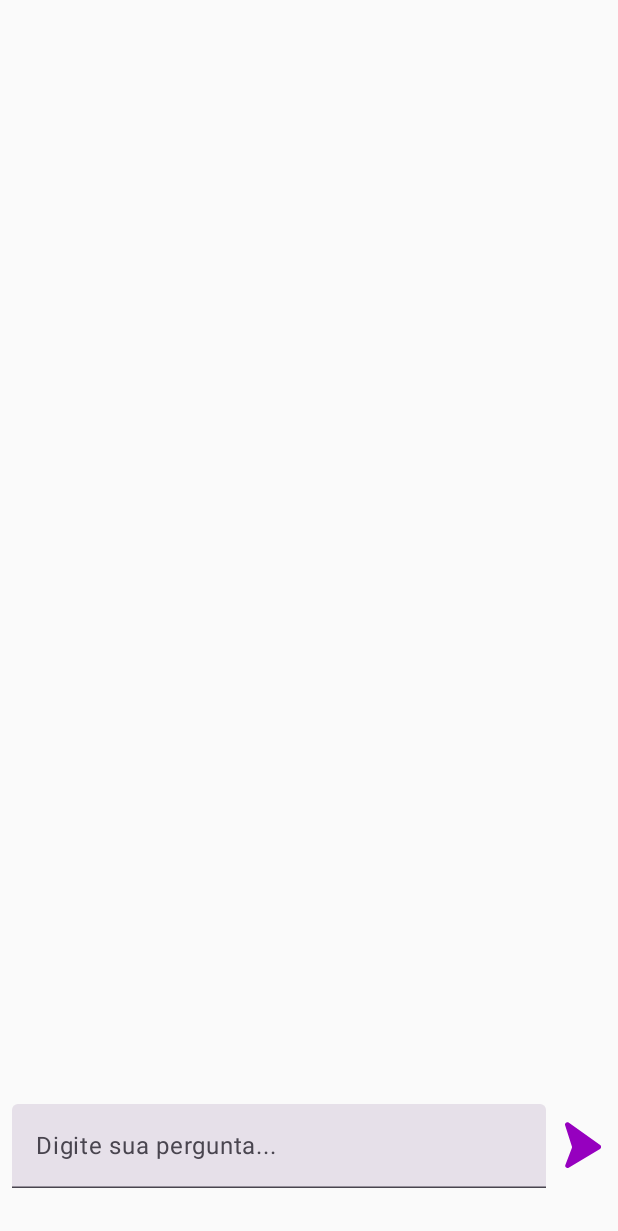
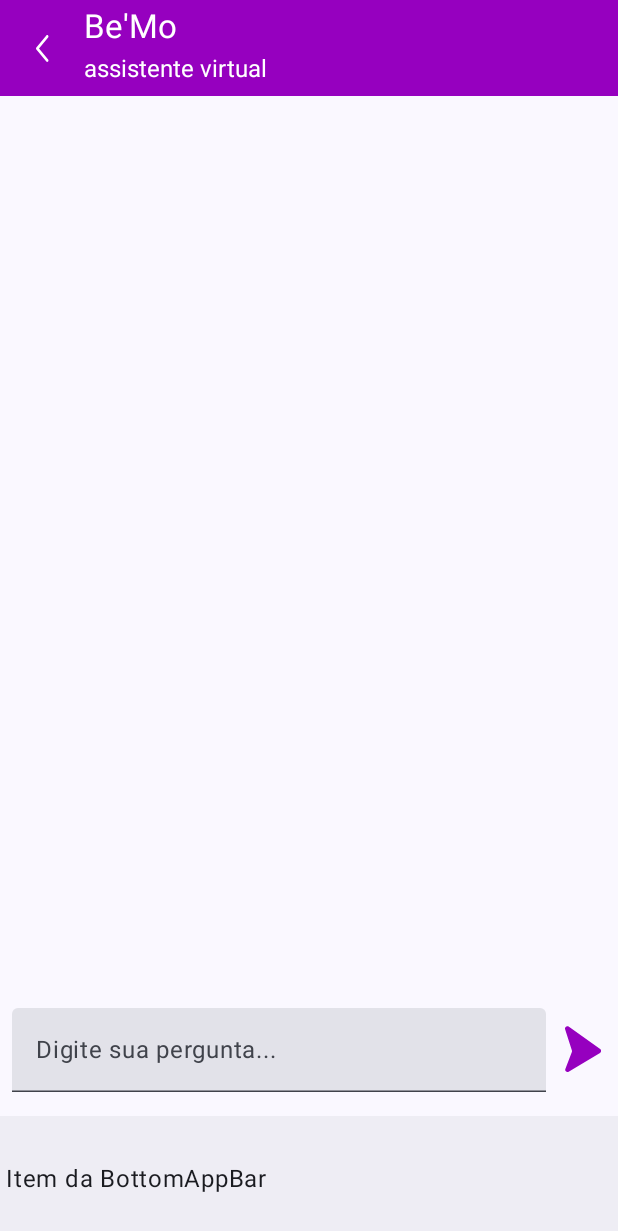
Before and after one commit to Bemo-Hackathon/MeBo, an Android app built with Jetpack Compose: the screen it shows after launch (MainActivity), on a phone screen of 412 x 824 dp. Shown: the top 1231 px of the screen. Run offline under Robolectric (Android 15) with nearby library versions, the phone set to English and light mode, and no system bars; our stand-ins replace Dagger/Hilt's generated code.

Commit message:
adicionando fontes e icones

```diff
--- a/app/build.gradle.kts
+++ b/app/build.gradle.kts
@@ -73,6 +73,7 @@ dependencies {
     implementation(libs.hilt.android)
     ksp(libs.hilt.android.compiler)
 
+    implementation(libs.google.text)
 
     //Retrofit and Gson
     implementation(libs.retrofit)
--- a/app/src/main/java/com/example/bemo/MainActivity.kt
+++ b/app/src/main/java/com/example/bemo/MainActivity.kt
@@ -4,13 +4,6 @@ import android.os.Bundle
 import androidx.activity.ComponentActivity
 import androidx.activity.compose.setContent
 import androidx.activity.enableEdgeToEdge
-import androidx.compose.foundation.layout.fillMaxSize
-import androidx.compose.foundation.layout.padding
-import androidx.compose.material3.Scaffold
-import androidx.compose.material3.Text
-import androidx.compose.runtime.Composable
-import androidx.compose.ui.Modifier
-import androidx.compose.ui.tooling.preview.Preview
 import com.example.bemo.ui.components.ChatBotScreen
 import com.example.bemo.ui.theme.BeMoTheme
 import dagger.hilt.android.AndroidEntryPoint
@@ -21,23 +14,9 @@ class MainActivity : ComponentActivity() {
         super.onCreate(savedInstanceState)
         enableEdgeToEdge()
         setContent {
-            ChatBotScreen()
+            BeMoTheme {
+                ChatBotScreen()
+            }
         }
     }
 }
-
-@Composable
-fun Greeting(name: String, modifier: Modifier = Modifier) {
-    Text(
-        text = "Hello $name!",
-        modifier = modifier
-    )
-}
-
-@Preview(showBackground = true)
-@Composable
-fun GreetingPreview() {
-    BeMoTheme {
-        Greeting("Android")
-    }
-}
--- a/app/src/main/java/com/example/bemo/ui/components/ChatBotScreen.kt
+++ b/app/src/main/java/com/example/bemo/ui/components/ChatBotScreen.kt
@@ -1,6 +1,5 @@
 package com.example.bemo.ui.components
 
-import android.graphics.drawable.Icon
 import androidx.compose.foundation.background
 import androidx.compose.foundation.clickable
 import androidx.compose.foundation.layout.Arrangement
@@ -16,9 +15,15 @@ import androidx.compose.foundation.layout.width
 import androidx.compose.foundation.lazy.LazyColumn
 import androidx.compose.foundation.lazy.items
 import androidx.compose.foundation.shape.RoundedCornerShape
+import androidx.compose.material3.BottomAppBar
+import androidx.compose.material3.ExperimentalMaterial3Api
 import androidx.compose.material3.Icon
+import androidx.compose.material3.IconButton
+import androidx.compose.material3.Scaffold
 import androidx.compose.material3.Text
 import androidx.compose.material3.TextField
+import androidx.compose.material3.TopAppBar
+import androidx.compose.material3.TopAppBarDefaults
 import androidx.compose.runtime.Composable
 import androidx.compose.runtime.getValue
 import androidx.compose.runtime.mutableStateOf
@@ -26,29 +31,72 @@ import androidx.compose.runtime.remember
 import androidx.compose.runtime.setValue
 import androidx.compose.ui.Alignment
 import androidx.compose.ui.Modifier
+import androidx.compose.ui.graphics.Color
 import androidx.compose.ui.res.colorResource
 import androidx.compose.ui.res.painterResource
 import androidx.compose.ui.unit.dp
+import androidx.compose.ui.unit.sp
 import androidx.hilt.navigation.compose.hiltViewModel
 import com.example.bemo.ChatViewModel
 import com.example.bemo.R
 
+@OptIn(ExperimentalMaterial3Api::class)
 @Composable
-fun ChatBotScreen(
+fun ChatBotScreen(modifier: Modifier = Modifier) {
+    Scaffold(
+        topBar = {
+            TopAppBar(
+                title = {
+                    Column() {
+                        Text("Be'Mo", fontSize = 22.sp)
+                        Text("assistente virtual", fontSize = 16.sp)
+                    }
+                },
+                navigationIcon = {
+                    IconButton(onClick = {}) {
+                        Icon(
+                            modifier = Modifier.size(18.dp),
+                            painter = painterResource(id = R.drawable.arrow_left),
+                            contentDescription = null,
+                            tint = Color.White
+                        )
+                    }
+                },
+                colors = TopAppBarDefaults.topAppBarColors(
+                    containerColor = colorResource(R.color.purple_chat),
+                    titleContentColor = Color.White
+                )
+            )
+        },
+        bottomBar = {
+            BottomAppBar {
+                Text("Item da BottomAppBar")
+            }
+        }
+    ) { innerPadding ->
+        ChatBotScreenContent(
+            modifier = Modifier
+                .padding(innerPadding)
+                .fillMaxSize()
+        )
+    }
+}
+
+@Composable
+fun ChatBotScreenContent(
     modifier: Modifier = Modifier,
     viewModel: ChatViewModel = hiltViewModel()
 ) {
-    val chatMessages = viewModel.chatMessages // Colete as mensagens do ViewModel
+    val chatMessages = viewModel.chatMessages
     var userInput by remember { mutableStateOf("") }
 
-    Column(modifier = Modifier.fillMaxSize()) {
+    Column(modifier = modifier.fillMaxSize().padding(top = 12.dp)) {
         LazyColumn(
             modifier = Modifier
                 .weight(3F)
-                .padding(top = 50.dp, start = 16.dp, end = 16.dp),
+                .padding(start = 16.dp, end = 16.dp),
             reverseLayout = false,
-
-            ) {
+        ) {
             items(chatMessages) { message ->
                 MessageItem(
                     message = message
@@ -59,7 +107,7 @@ fun ChatBotScreen(
         Row(
             modifier = Modifier
                 .fillMaxWidth()
-                .padding(start = 8.dp, end = 8.dp, top = 8.dp, bottom = 32.dp),
+                .padding(start = 8.dp, end = 8.dp, top = 8.dp, bottom = 16.dp),
             verticalAlignment = Alignment.Bottom
         ) {
             TextField(
@@ -86,15 +134,6 @@ fun ChatBotScreen(
                         }
                     }
             )
-//            IconButton(onClick = {
-//                if (userInput.isNotBlank()) {
-//                    viewModel.sendMessage(userInput) // Enviar a mensagem para o ViewModel
-//                    userInput = "" // Limpar o campo de texto após enviar
-//                }
-//            }
-//                ) {
-//                Text("Enviar")
-//            }
         }
     }
 }
@@ -116,7 +155,7 @@ fun MessageItem(
             text = message,
             modifier = Modifier
                 .background(
-                    color = if (isUserMessage) colorResource(R.color.purple_chat) else colorResource(
+                    color = if (isUserMessage) colorResource(R.color.purple_chat_transparent) else colorResource(
                         R.color.gray_chat
                     ),
                     shape = RoundedCornerShape(8.dp)
--- /dev/null
+++ b/app/src/main/res/drawable/arrow_left.xml
@@ -0,0 +1,10 @@
+<vector xmlns:android="http://schemas.android.com/apk/res/android"
+    android:width="7dp"
+    android:height="14dp"
+    android:viewportWidth="7"
+    android:viewportHeight="14">
+  <path
+      android:pathData="M6.276,0.228C6.529,0.532 6.529,1.024 6.276,1.328L1.561,7L6.276,12.672C6.529,12.976 6.529,13.469 6.276,13.772C6.024,14.076 5.614,14.076 5.362,13.772L0.189,7.55C-0.063,7.246 -0.063,6.754 0.189,6.45L5.362,0.228C5.614,-0.076 6.024,-0.076 6.276,0.228Z"
+      android:fillColor="#ffffff"
+      android:fillType="evenOdd"/>
+</vector>
--- a/app/src/main/res/values/colors.xml
+++ b/app/src/main/res/values/colors.xml
@@ -8,5 +8,6 @@
     <color name="black">#FF000000</color>
     <color name="white">#FFFFFFFF</color>
     <color name="purple_chat">#9600BF</color>
+    <color name="purple_chat_transparent">#559600BF</color>
     <color name="gray_chat">#E7E7E7</color>
 </resources>
--- a/gradle/libs.versions.toml
+++ b/gradle/libs.versions.toml
@@ -13,6 +13,7 @@ hilt = "2.48"
 hiltNavigationCompose = "1.2.0"
 viewModelCompose = "2.8.0"
 ksp = "2.0.20-1.0.24"
+googleFonts = "1.0.0"
 
 [libraries]
 androidx-core-ktx = { group = "androidx.core", name = "core-ktx", version.ref = "coreKtx" }
@@ -32,6 +33,9 @@ androidx-material3 = { group = "androidx.compose.material3", name = "material3"
 retrofit = { group = "com.squareup.retrofit2", name = "retrofit", version.ref = "retrofit" }
 retrofit-converter-gson = { group = "com.squareup.retrofit2", name = "converter-gson", version.ref = "retrofit" }
 
+google-text = { group = "androidx.compose.ui", name = "ui-text-google-fonts", version.ref = "googleFonts" }
+
+
 hilt-android = { group = "com.google.dagger", name = "hilt-android", version.ref = "hilt" }
 hilt-android-compiler = { group = "com.google.dagger", name = "hilt-compiler", version.ref = "hilt" }
 
```
Also changed, not shown: app/src/main/res/font/montserrat_bold.ttf (added), app/src/main/res/font/montserrat_regular.ttf (added).
